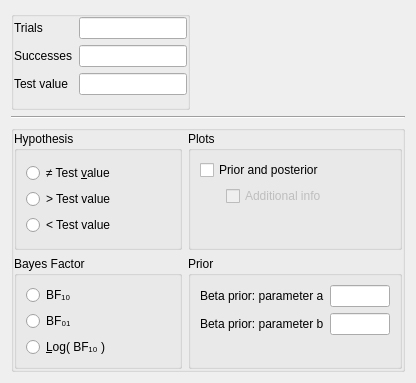
Old version of the form JASP-Desktop/analysisforms/SummaryStatistics/summarystatsbinomialtestbayesianform.ui in the repository jasp-stats/jasp-desktop.
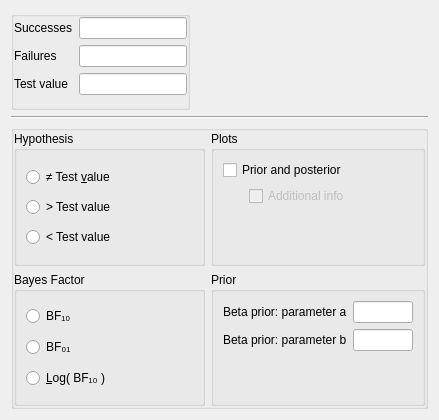
New version of the form. Custom widgets are drawn as their Qt base class.

Commit message: changed 'trials' to 'failures'

What changed in the file:
```diff
--- a/JASP-Desktop/analysisforms/SummaryStatistics/summarystatsbinomialtestbayesianform.ui
+++ b/JASP-Desktop/analysisforms/SummaryStatistics/summarystatsbinomialtestbayesianform.ui
@@ -6,12 +6,12 @@
    <rect>
     <x>0</x>
     <y>0</y>
-    <width>416</width>
-    <height>362</height>
+    <width>439</width>
+    <height>420</height>
    </rect>
   </property>
   <property name="sizePolicy">
-   <sizepolicy hsizetype="Preferred" vsizetype="Preferred">
+   <sizepolicy hsizetype="Fixed" vsizetype="Preferred">
     <horstretch>0</horstretch>
     <verstretch>0</verstretch>
    </sizepolicy>
@@ -50,22 +50,22 @@
       <item row="0" column="0">
        <widget class="QLabel" name="label_5">
         <property name="text">
-         <string>Trials</string>
+         <string>Successes</string>
         </property>
        </widget>
       </item>
       <item row="0" column="1">
-       <widget class="BoundTextBox" name="trials"/>
+       <widget class="BoundTextBox" name="successes"/>
       </item>
       <item row="1" column="0">
        <widget class="QLabel" name="label_4">
         <property name="text">
-         <string>Successes</string>
+         <string>Failures</string>
         </property>
        </widget>
       </item>
       <item row="1" column="1">
-       <widget class="BoundTextBox" name="successes"/>
+       <widget class="BoundTextBox" name="failures"/>
       </item>
       <item row="2" column="0">
        <widget class="QLabel" name="label">
@@ -375,12 +375,6 @@
   </layout>
  </widget>
  <customwidgets>
-  <customwidget>
-   <class>GroupBox</class>
-   <extends>QGroupBox</extends>
-   <header>widgets/groupbox.h</header>
-   <container>1</container>
-  </customwidget>
   <customwidget>
    <class>BoundTextBox</class>
    <extends>QLineEdit</extends>
@@ -397,6 +391,12 @@
    <extends>QCheckBox</extends>
    <header>widgets/boundcheckbox.h</header>
   </customwidget>
+  <customwidget>
+   <class>GroupBox</class>
+   <extends>QGroupBox</extends>
+   <header>widgets/groupbox.h</header>
+   <container>1</container>
+  </customwidget>
  </customwidgets>
  <resources/>
  <connections>
```
Left out of the diff: 166 changed lines with no effect on the pictures. The commit also changes 2 other files.
